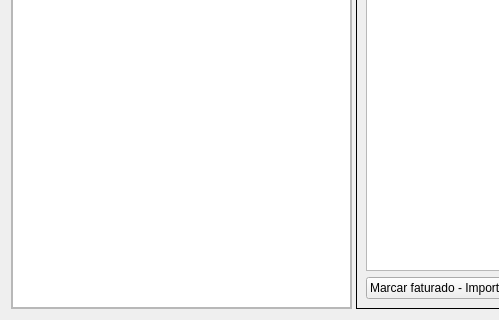
The window that ui/widgetcomprafaturar.ui (darktorres/ERP-STACCATO) describes before a commit, drawn with Qt 5; both pictures show x 0 to 499 and y 402 to 722 of the 964 by 722 pixel window.
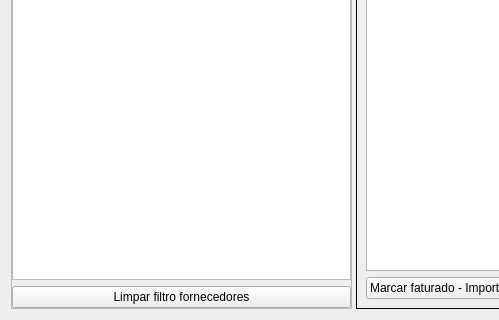
The same window after the commit. Custom widgets are drawn as their Qt base class.

Commit message: Botão para limpar filtro fornecedor

What changed in the file:
```diff
--- a/ui/widgetcomprafaturar.ui
+++ b/ui/widgetcomprafaturar.ui
@@ -78,6 +78,13 @@
          </property>
         </widget>
        </item>
+       <item>
+        <widget class="QPushButton" name="pushButtonLimparFiltro">
+         <property name="text">
+          <string>Limpar filtro fornecedores</string>
+         </property>
+        </widget>
+       </item>
       </layout>
      </widget>
      <widget class="QFrame" name="frame_4">
```
The commit also changes 9 other files.
